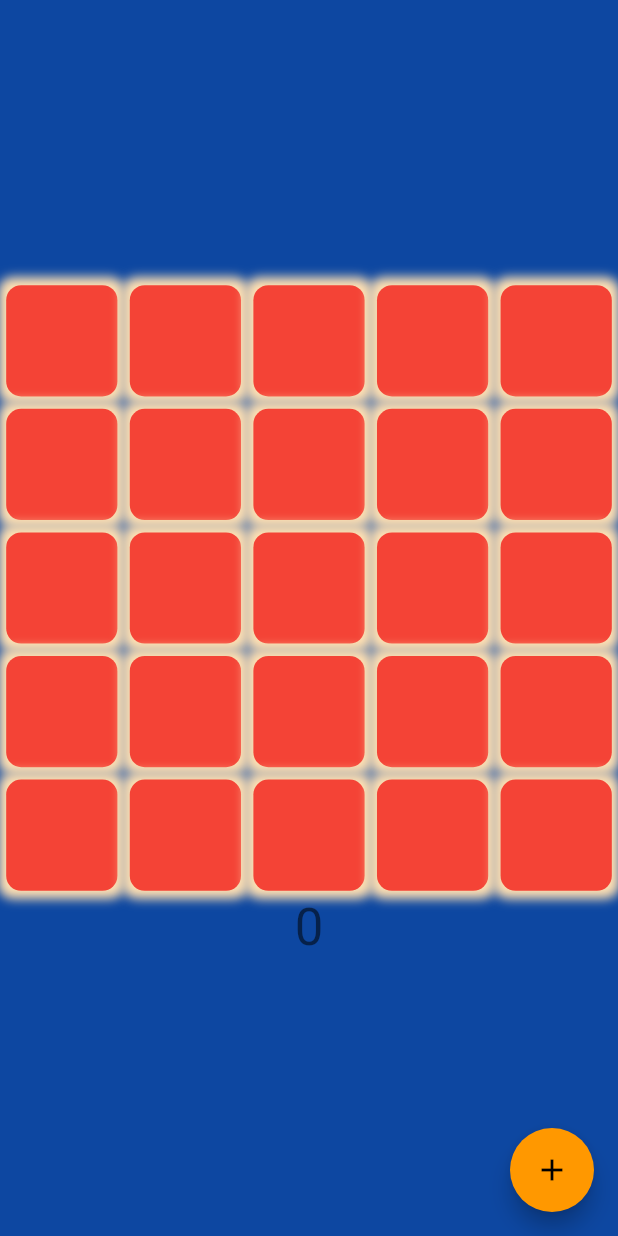
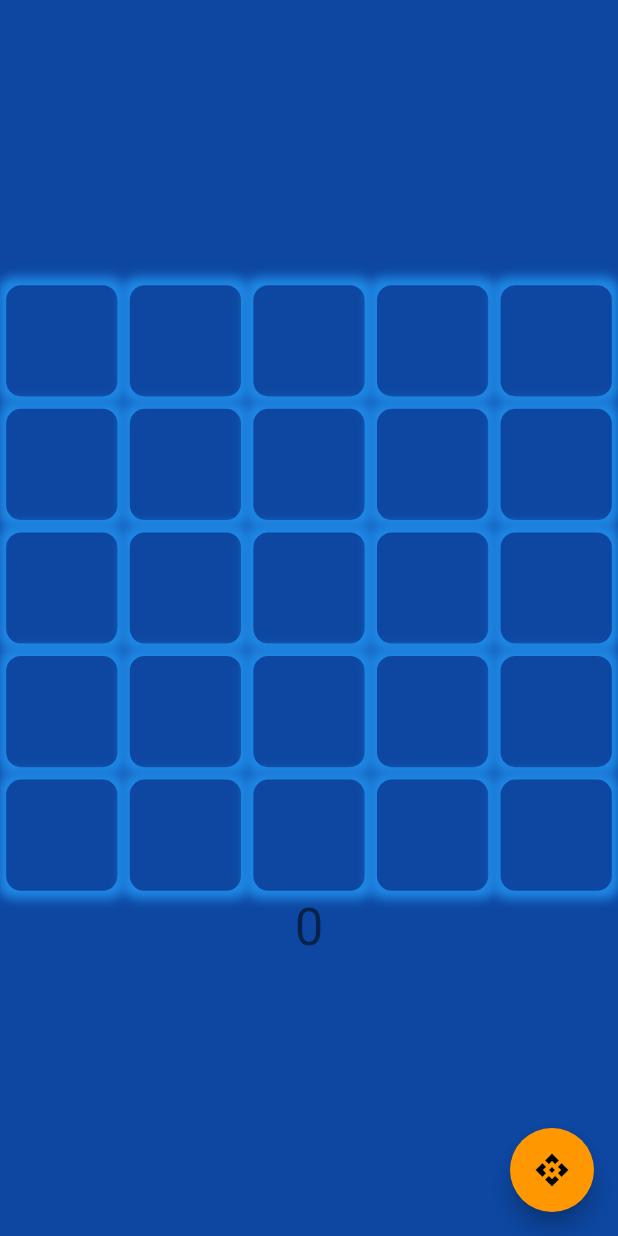
Before and after one commit to b0rgbart3/LightBurst2, a Flutter app: the screen it shows after launch, on a phone screen of 412 x 824 dp. Run offline on Flutter 3.47's test engine with Material 2 defaults, Android fonts, the phone set to English and light mode, and no system bars.

Commit message:
passing methods approach

```diff
--- a/lib/board.dart
+++ b/lib/board.dart
@@ -15,6 +15,8 @@ class Board extends StatefulWidget {
 class _BoardState extends State<Board> {
  // int _counter = 0;
   List boardList = [];
+  List tileList = [];
+  bool tilesCreated = false;
   int tileCount = 5;
   int sequenceLength = 10;
   Sequence _sequence;
@@ -25,7 +27,7 @@ class _BoardState extends State<Board> {
     }
   }
   void touchTile( tileID ) {
-   // developer.log(tileID.toString());
+    // developer.log(tileID.toString());
     var index = tileID['row'] * tileCount + tileID['col'];
     // developer.log('Index: ' + index.toString());
     toggleTile(index);
@@ -33,6 +35,7 @@ class _BoardState extends State<Board> {
     //above
     var above = tileID['row'] -1;
     if (above >= 0) {
+      // developer.log(above.toString());
       toggleTile(  above * tileCount + tileID['col'] );
      }
     //below
@@ -54,9 +57,18 @@ class _BoardState extends State<Board> {
   }
 
   void toggleTile( index) {
-    boardList[index] = !boardList[index];
-    developer.log('Toggling: ' + index.toString());
-    developer.log(boardList.toString());
+    if (tilesCreated) {
+      tileList[index].toggleMyself();
+    }
+    setState(() {
+          boardList[index] = !boardList[index];
+    });
+
+    // if (tilesCreated) {
+    //   // tileList[index].widget.toggleMe();
+    // }
+   // developer.log('Toggling: ' + index.toString());
+   // developer.log(boardList.toString());
   }
 
   @override
@@ -64,7 +76,7 @@ class _BoardState extends State<Board> {
     clearBoard();
     _sequence = new Sequence(sequenceLength, tileCount);
     _sequence.generateRandomSequence(sequenceLength);
-    developer.log(boardList.toString());
+    //developer.log(boardList.toString());
     _sequence.touches.forEach((ID) =>
        touchTile(ID)
     );
@@ -90,14 +102,17 @@ class _BoardState extends State<Board> {
 
 // Dynamically build a whole row of tiles
     for (var i = 0; i < tileCount; i++) {
-      tiles.add(Box(tileSize, rowNum, i, boardList[rowNum * tileCount + i], updateBoard));
+      var box = Box(tileSize, rowNum, i, boardList[rowNum * tileCount + i], touchTile);
+      tiles.add(box);
+      tileList.add(box);
     }
+    tilesCreated = true;
     return Row(mainAxisAlignment: MainAxisAlignment.center, children: tiles);
   }
 
-  void updateBoard(boxState, rowNum, colNum) {
-    var index = rowNum * tileCount + colNum;
-    boardList[index] = !boardList[index];
+  // void updateBoard(boxState, rowNum, colNum) {
+  //   var index = rowNum * tileCount + colNum;
+  //   boardList[index] = !boardList[index];
 
-  }
+  // }
 }
--- a/lib/box.dart
+++ b/lib/box.dart
@@ -1,12 +1,17 @@
 import 'package:flutter/material.dart';
-// import 'dart:developer' as developer;
+import 'dart:developer' as developer;
 
 class Box extends StatefulWidget {
-  final tileSize, rowNum, colNum, updateBoard, initialState;
+  final tileSize, rowNum, colNum, touchTile, initialState;
 
   //Box({Key key, onState}) : super(key: key);
   Box(this.tileSize, this.rowNum, this.colNum, this.initialState,
-      this.updateBoard);
+      this.touchTile);
+
+  void toggleMyself() {
+    developer.log("toggling myself.");
+
+  }
 
   @override
   _BoxState createState() => _BoxState();
@@ -15,6 +20,8 @@ class Box extends StatefulWidget {
 class _BoxState extends State<Box> {
   double endSize;
   bool onState;
+
+
 
   @override
   void initState() {
@@ -29,9 +36,9 @@ class _BoxState extends State<Box> {
     var myColor;
     // developer.log('onState: ' + widget.onState.toString());
     if (onState) {
-      myColor = Colors.orange;
+      myColor = Colors.blue[400];
     } else {
-      myColor = Colors.red;
+      myColor = Colors.blue[900];
     }
 
     return Container(
@@ -55,7 +62,7 @@ class _BoxState extends State<Box> {
                       color: myColor,
                       boxShadow: [
                         BoxShadow(
-                            color: Colors.orange[100],
+                            color: Colors.blue[600],
                             blurRadius: 5,
                             spreadRadius: 5),
                       ],
@@ -78,9 +85,15 @@ class _BoxState extends State<Box> {
 
   void pressUp(details) {
     setState(() {
-      onState = !onState;
-      widget.updateBoard(onState, widget.rowNum, widget.colNum);
+      widget.touchTile( { 'row': widget.rowNum, 'col': widget.colNum });
       endSize = widget.tileSize * .9;
     });
   }
+
+  void toggleMe() {
+        setState(() {
+      onState = !onState;
+
+    });
+  }
 }
--- a/lib/main.dart
+++ b/lib/main.dart
@@ -72,7 +72,7 @@ class _GameState extends State<Game> {
       floatingActionButton: FloatingActionButton(
         onPressed: _incrementCounter,
         tooltip: 'Increment',
-        child: Icon(Icons.add),
+        child: Icon(Icons.api),
       ), // This trailing comma makes auto-formatting nicer for build methods.
     );
   }
--- a/lib/sequence.dart
+++ b/lib/sequence.dart
@@ -11,7 +11,7 @@ class Sequence {
 
 void generateRandomSequence(sequenceLength) {
 
-    developer.log("TileCount: " + tileCount.toString());
+    //developer.log("TileCount: " + tileCount.toString());
 
     for (var i = 0; i < sequenceLength; i++) {
       var rn = new Random();
@@ -20,7 +20,7 @@ void generateRandomSequence(sequenceLength) {
       var _randomID = {"row": _randomRow, "col": _randomCol};
       touches.add(_randomID);
     }
-    developer.log(touches.toString());
+   // developer.log(touches.toString());
   }
 
 
```
